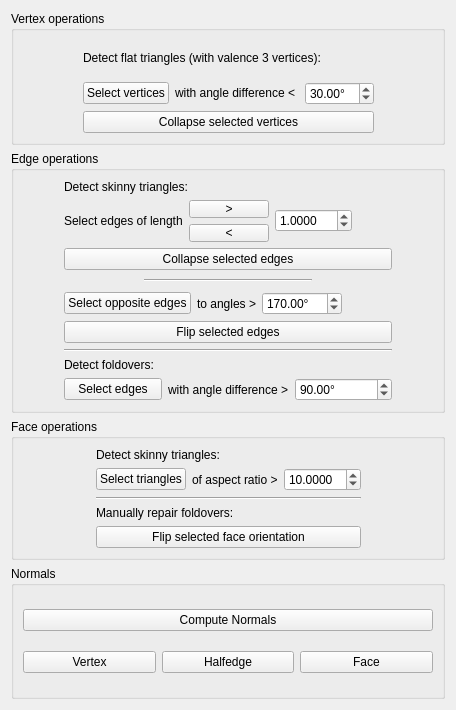
First picture: the form in Plugin-MeshRepair/MeshRepairControls.ui, repository ShenRen/OpenFlipper, before the edit.
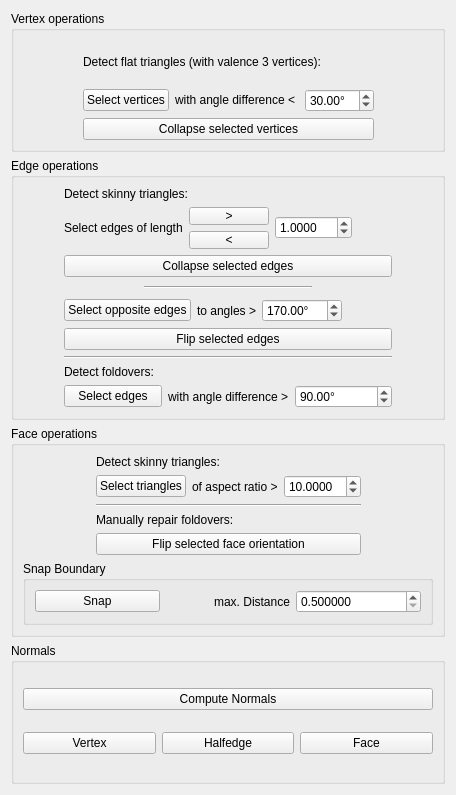
Second picture: the form after the edit.

Commit message: - add function: snaps boundary - fix template types in flipOrientation

```diff
--- a/Plugin-MeshRepair/MeshRepairControls.ui
+++ b/Plugin-MeshRepair/MeshRepairControls.ui
@@ -7,7 +7,7 @@
     <x>0</x>
     <y>0</y>
     <width>456</width>
-    <height>710</height>
+    <height>795</height>
    </rect>
   </property>
   <property name="windowTitle">
@@ -592,6 +592,55 @@
         </item>
        </layout>
       </item>
+      <item>
+       <widget class="QGroupBox" name="groupBox_5">
+        <property name="title">
+         <string>Snap Boundary</string>
+        </property>
+        <layout class="QGridLayout" name="gridLayout">
+         <item row="1" column="1">
+          <layout class="QHBoxLayout" name="horizontalLayout_13">
+           <item>
+            <widget class="QPushButton" name="snapBoundaryButton">
+             <property name="toolTip">
+              <string>Snaps selected boundary vertices together.</string>
+             </property>
+             <property name="text">
+              <string>Snap</string>
+             </property>
+            </widget>
+           </item>
+           <item>
+            <widget class="QLabel" name="label_10">
+             <property name="text">
+              <string>max. Distance</string>
+             </property>
+             <property name="alignment">
+              <set>Qt::AlignRight|Qt::AlignTrailing|Qt::AlignVCenter</set>
+             </property>
+            </widget>
+           </item>
+           <item>
+            <widget class="QDoubleSpinBox" name="snapBoundarySpinBox">
+             <property name="decimals">
+              <number>6</number>
+             </property>
+             <property name="minimum">
+              <double>0.500000000000000</double>
+             </property>
+             <property name="singleStep">
+              <double>0.100000000000000</double>
+             </property>
+             <property name="value">
+              <double>0.500000000000000</double>
+             </property>
+            </widget>
+           </item>
+          </layout>
+         </item>
+        </layout>
+       </widget>
+      </item>
      </layout>
     </widget>
    </item>
```
The commit also changes 3 other files.
